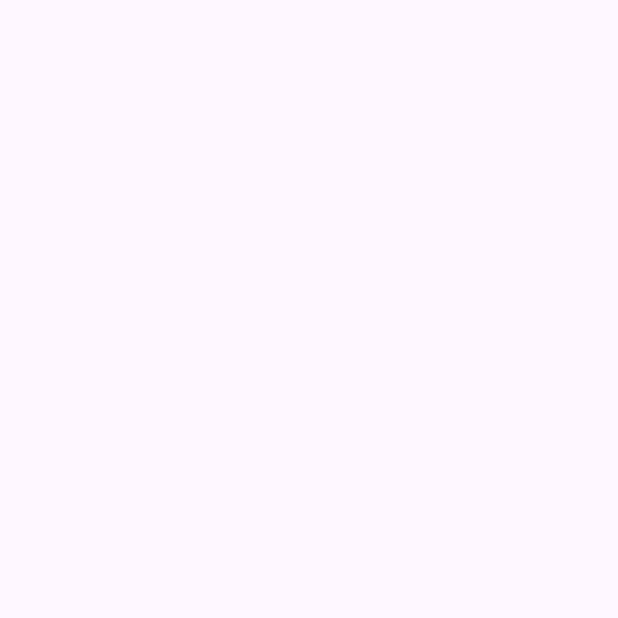
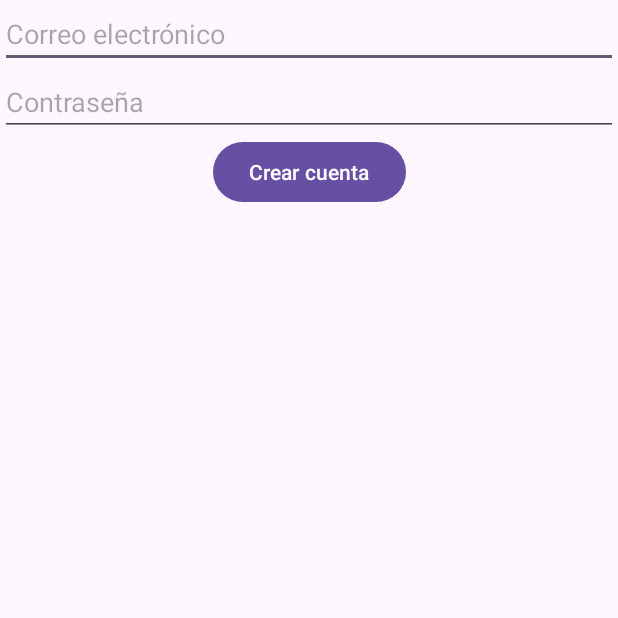
Before and after one commit to ccristianss/android_mandaderos, an Android app: the CreateAccountActivity screen opened directly, with no data from a screen before it, on a phone screen of 412 x 824 dp, the top half of it. Before the commit the part shown is empty. Run offline under Robolectric (Android 15) with nearby library versions, the phone set to English and light mode, and no system bars.

Commit message:
cargardo datos1

```diff
--- a/app/src/main/java/dev/crsi/manders/ui/CreateAccountActivity.kt
+++ b/app/src/main/java/dev/crsi/manders/ui/CreateAccountActivity.kt
@@ -8,5 +8,9 @@ class CreateAccountActivity : AppCompatActivity() {
     override fun onCreate(savedInstanceState: Bundle?) {
         super.onCreate(savedInstanceState)
         setContentView(R.layout.activity_create_account)
+
+
     }
+
+
 }
--- a/app/src/main/res/layout/activity_create_account.xml
+++ b/app/src/main/res/layout/activity_create_account.xml
@@ -1,4 +1,3 @@
-<?xml version="1.0" encoding="utf-8"?>
 <androidx.constraintlayout.widget.ConstraintLayout xmlns:android="http://schemas.android.com/apk/res/android"
     xmlns:app="http://schemas.android.com/apk/res-auto"
     xmlns:tools="http://schemas.android.com/tools"
@@ -6,4 +5,32 @@
     android:layout_height="match_parent"
     tools:context=".ui.CreateAccountActivity">
 
+    <EditText
+        android:id="@+id/editTextEmail"
+        android:layout_width="match_parent"
+        android:layout_height="wrap_content"
+        android:hint="Correo electrónico"
+        app:layout_constraintEnd_toEndOf="parent"
+        app:layout_constraintStart_toStartOf="parent"
+        app:layout_constraintTop_toTopOf="parent" />
+
+    <EditText
+        android:id="@+id/editTextPassword"
+        android:layout_width="match_parent"
+        android:layout_height="wrap_content"
+        android:hint="Contraseña"
+        android:inputType="textPassword"
+        app:layout_constraintEnd_toEndOf="parent"
+        app:layout_constraintStart_toStartOf="parent"
+        app:layout_constraintTop_toBottomOf="@id/editTextEmail" />
+
+    <Button
+        android:id="@+id/buttonCreateAccount"
+        android:layout_width="wrap_content"
+        android:layout_height="wrap_content"
+        android:text="Crear cuenta"
+        app:layout_constraintEnd_toEndOf="parent"
+        app:layout_constraintStart_toStartOf="parent"
+        app:layout_constraintTop_toBottomOf="@id/editTextPassword" />
+
 </androidx.constraintlayout.widget.ConstraintLayout>
--- a/app/src/main/res/layout/activity_login.xml
+++ b/app/src/main/res/layout/activity_login.xml
@@ -12,12 +12,12 @@
         android:layout_width="0dp"
         android:layout_height="0dp"
         android:layout_margin="@dimen/_48dp"
+        android:contentDescription="@string/app_name"
         app:layout_constraintBottom_toTopOf="@+id/editTextEmail"
         app:layout_constraintEnd_toEndOf="parent"
         app:layout_constraintStart_toStartOf="parent"
         app:layout_constraintTop_toTopOf="parent"
-        app:srcCompat="@drawable/manders"
-        android:contentDescription="@string/app_name" />
+        app:srcCompat="@drawable/manders" />
 
 
     <EditText
@@ -69,8 +69,8 @@
         android:layout_height="wrap_content"
         android:layout_marginTop="@dimen/_8dp"
         android:text="@string/register"
+        android:textColor="@color/black"
         android:visibility="gone"
-        android:textColor="@color/black"
         app:layout_constraintEnd_toEndOf="parent"
         app:layout_constraintStart_toStartOf="parent"
         app:layout_constraintTop_toBottomOf="@+id/buttonLogin" />
```
